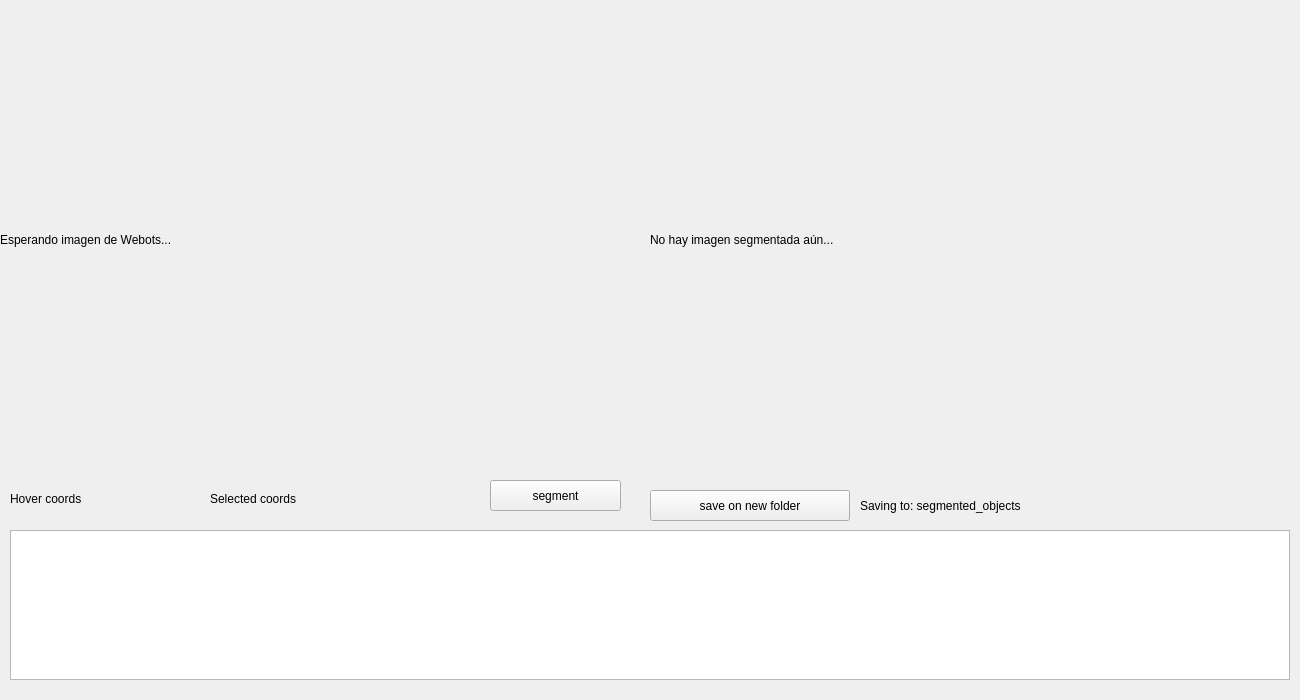
jcalderon12/robocomp-insight, file agents/vision_sam/src/mainUI.ui: the form before one commit.
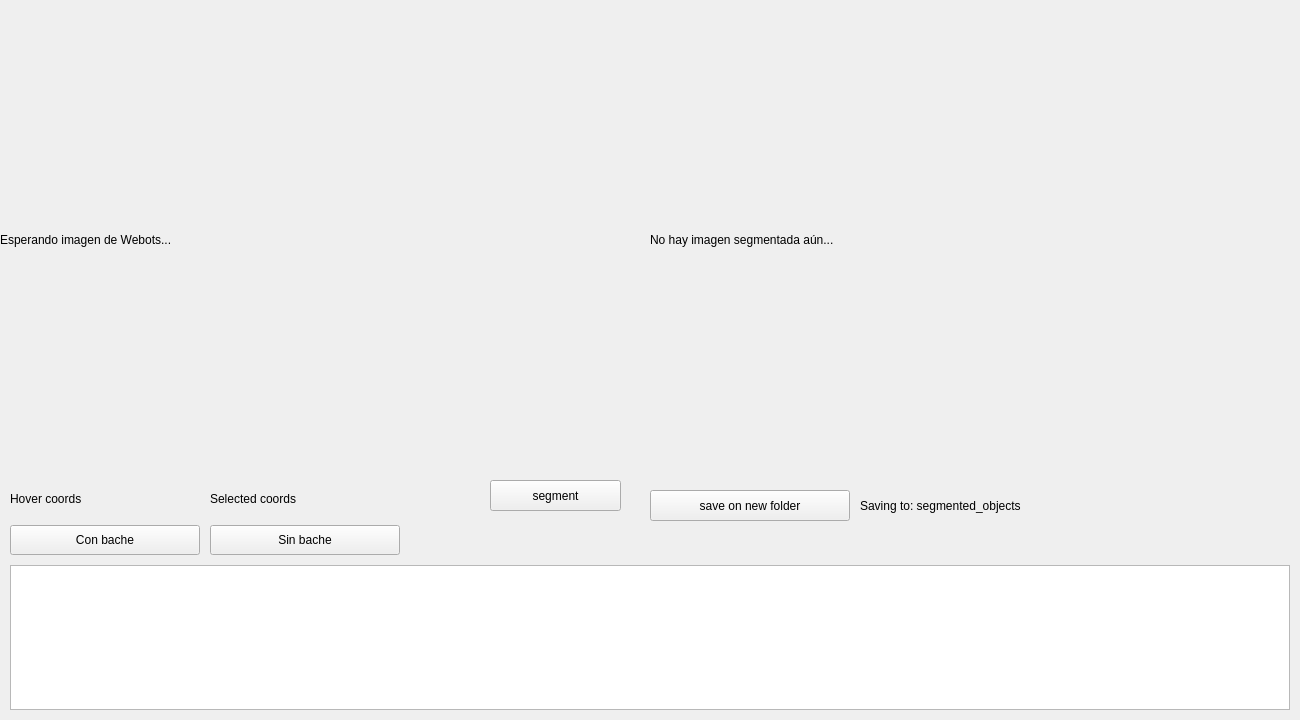
The form after the commit.

```diff
--- a/agents/vision_sam/src/mainUI.ui
+++ b/agents/vision_sam/src/mainUI.ui
@@ -7,7 +7,7 @@
     <x>0</x>
     <y>0</y>
     <width>1300</width>
-    <height>700</height>
+    <height>720</height>
    </rect>
   </property>
   <property name="windowTitle">
@@ -110,13 +110,39 @@
     <string>Saving to: segmented_objects</string>
    </property>
   </widget>
+  <widget class="QPushButton" name="bump_present_button">
+   <property name="geometry">
+    <rect>
+     <x>10</x>
+     <y>525</y>
+     <width>190</width>
+     <height>30</height>
+    </rect>
+   </property>
+   <property name="text">
+    <string>Con bache</string>
+   </property>
+  </widget>
+  <widget class="QPushButton" name="bump_absent_button">
+   <property name="geometry">
+    <rect>
+     <x>210</x>
+     <y>525</y>
+     <width>190</width>
+     <height>30</height>
+    </rect>
+   </property>
+   <property name="text">
+    <string>Sin bache</string>
+   </property>
+  </widget>
   <widget class="QPlainTextEdit" name="debug_log">
    <property name="geometry">
     <rect>
      <x>10</x>
-     <y>530</y>
+     <y>565</y>
      <width>1280</width>
-     <height>150</height>
+     <height>145</height>
     </rect>
    </property>
    <property name="readOnly">
```
